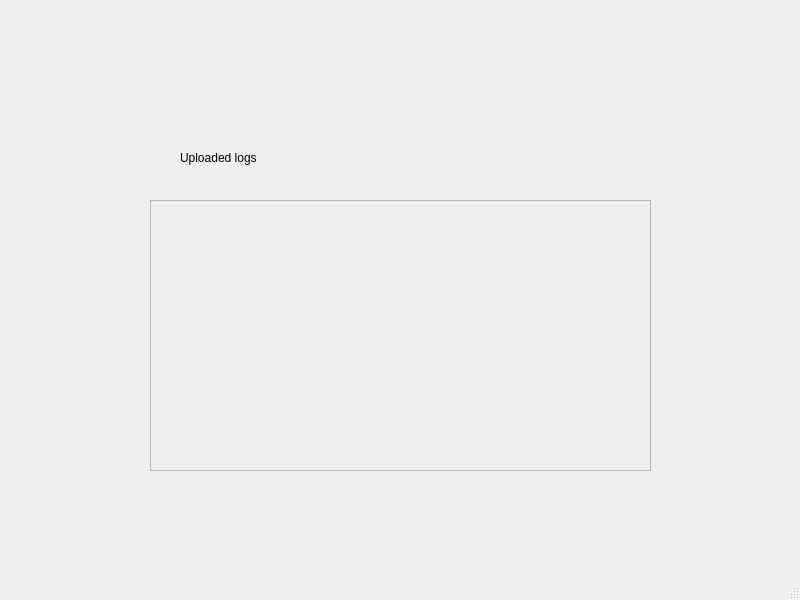
Before: the Qt Designer form computerview.ui in CATBOYCOWBOY/COMP3004A4, drawn with Qt 5.
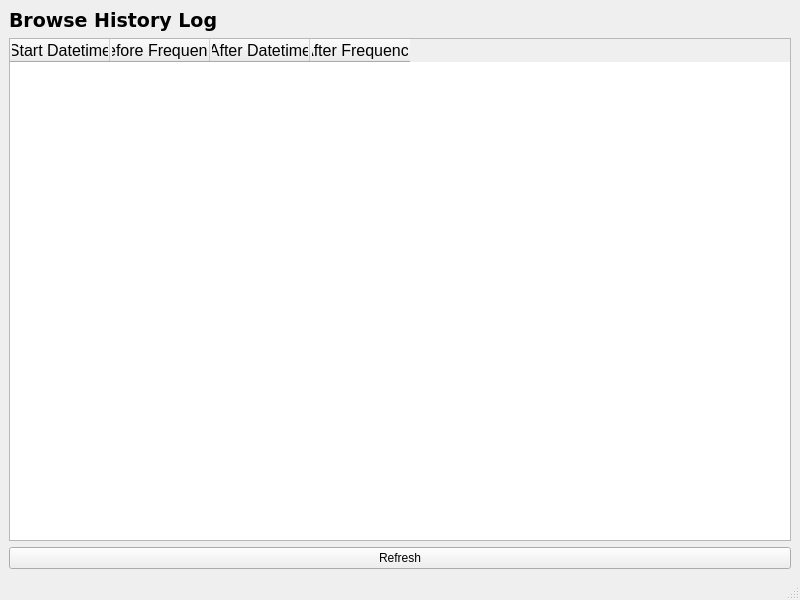
After: the same form once the commit is applied.

Commit message: Added table widget for computer view, read from fake data

```diff
--- a/computerview.ui
+++ b/computerview.ui
@@ -14,42 +14,67 @@
    <string>MainWindow</string>
   </property>
   <widget class="QWidget" name="centralwidget">
-   <widget class="QScrollArea" name="scrollArea">
-    <property name="geometry">
-     <rect>
-      <x>150</x>
-      <y>200</y>
-      <width>501</width>
-      <height>271</height>
-     </rect>
-    </property>
-    <property name="widgetResizable">
-     <bool>true</bool>
-    </property>
-    <widget class="QWidget" name="scrollAreaWidgetContents">
-     <property name="geometry">
-      <rect>
-       <x>0</x>
-       <y>0</y>
-       <width>499</width>
-       <height>269</height>
-      </rect>
-     </property>
-    </widget>
-   </widget>
-   <widget class="QLabel" name="label">
-    <property name="geometry">
-     <rect>
-      <x>180</x>
-      <y>150</y>
-      <width>151</width>
-      <height>16</height>
-     </rect>
-    </property>
-    <property name="text">
-     <string>Uploaded logs</string>
-    </property>
-   </widget>
+   <layout class="QGridLayout" name="gridLayout">
+    <item row="0" column="0">
+     <widget class="QLabel" name="label">
+      <property name="font">
+       <font>
+        <family>DejaVu Sans</family>
+        <pointsize>14</pointsize>
+        <weight>75</weight>
+        <bold>true</bold>
+       </font>
+      </property>
+      <property name="text">
+       <string>Browse History Log</string>
+      </property>
+     </widget>
+    </item>
+    <item row="1" column="0">
+     <widget class="QTableWidget" name="tableWidget_Item_Data">
+      <property name="font">
+       <font>
+        <pointsize>12</pointsize>
+        <weight>50</weight>
+        <bold>false</bold>
+       </font>
+      </property>
+      <property name="editTriggers">
+       <set>QAbstractItemView::NoEditTriggers</set>
+      </property>
+      <attribute name="verticalHeaderVisible">
+       <bool>false</bool>
+      </attribute>
+      <column>
+       <property name="text">
+        <string>Start Datetime</string>
+       </property>
+      </column>
+      <column>
+       <property name="text">
+        <string>Before Frequency</string>
+       </property>
+      </column>
+      <column>
+       <property name="text">
+        <string>After Datetime</string>
+       </property>
+      </column>
+      <column>
+       <property name="text">
+        <string>After Frequency</string>
+       </property>
+      </column>
+     </widget>
+    </item>
+    <item row="2" column="0">
+     <widget class="QPushButton" name="refreshButton">
+      <property name="text">
+       <string>Refresh</string>
+      </property>
+     </widget>
+    </item>
+   </layout>
   </widget>
   <widget class="QMenuBar" name="menubar">
    <property name="geometry">
```
Left out of the diff: 2 changed lines with no effect on the pictures. The commit also changes 9 other files.
